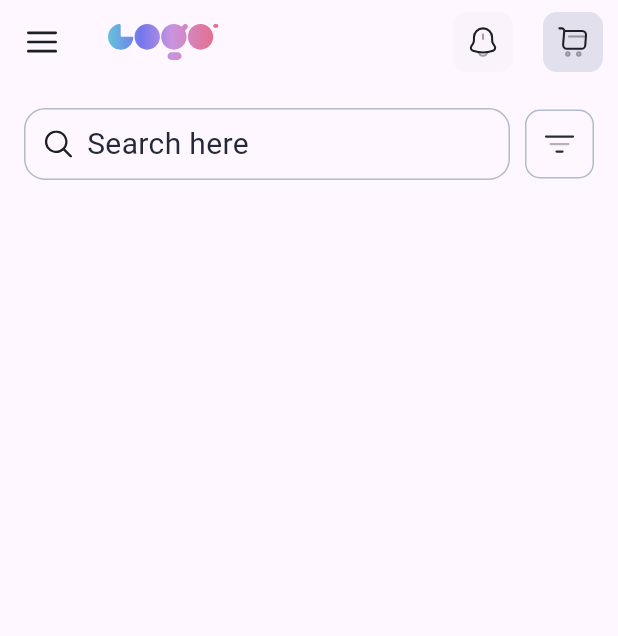
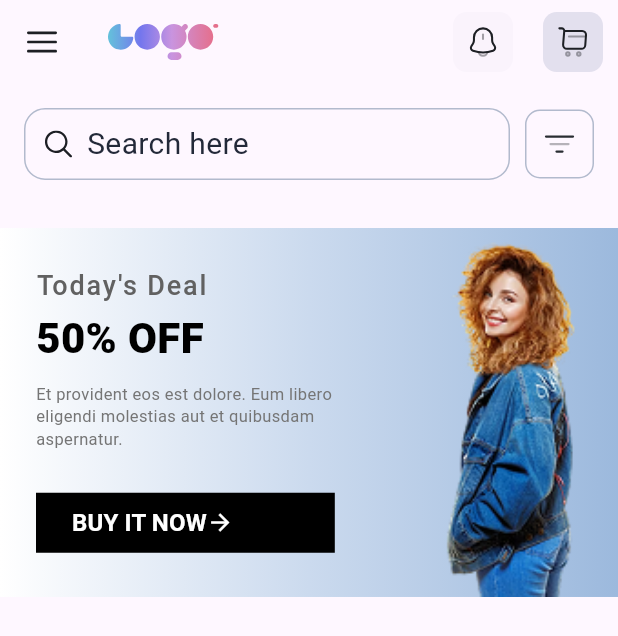
Before and after one commit to ahmedjalambo-dev/code2career_flutter, a Flutter app: the screen it shows after launch, on a phone screen of 412 x 824 dp. Shown: the top 636 px of the screen. Run offline on Flutter 3.47's test engine with Material 3 defaults, Android fonts, the phone set to English and light mode, and no system bars; our stand-ins replace flutter_svg.

Commit message:
complete deals section

```diff
--- a/e_commerce_home_screen/lib/my_home_page.dart
+++ b/e_commerce_home_screen/lib/my_home_page.dart
@@ -24,13 +24,11 @@ class MyHomePage extends StatelessWidget {
           ),
         ],
       ),
-      body: Padding(
-        padding: const EdgeInsets.all(16.0),
-
-        /// search and sort
-        child: Column(
-          children: [
-            Row(
+      body: Column(
+        children: [
+          Padding(
+            padding: const EdgeInsets.all(16.0),
+            child: Row(
               spacing: 10,
               children: [
                 Expanded(
@@ -72,8 +70,103 @@ class MyHomePage extends StatelessWidget {
                 ),
               ],
             ),
-          ],
-        ),
+          ),
+          SizedBox(height: 16),
+          Container(
+            decoration: BoxDecoration(
+              gradient: LinearGradient(
+                colors: [Colors.white, Color(0xffCBDAEE), Color(0xff9cb9dd)],
+                begin: Alignment.centerLeft,
+                end: Alignment.centerRight,
+              ),
+            ),
+            child: Row(
+              children: [
+                // Left side - Text content
+                Expanded(
+                  flex: 3,
+                  child: Padding(
+                    padding: const EdgeInsets.all(24),
+                    child: Column(
+                      crossAxisAlignment: CrossAxisAlignment.start,
+                      mainAxisAlignment: MainAxisAlignment.center,
+                      children: [
+                        // "Today's Deal" text
+                        Text(
+                          "Today's Deal",
+                          style: TextStyle(
+                            fontSize: 18,
+                            fontWeight: FontWeight.w500,
+                            color: Colors.grey[700],
+                            letterSpacing: 1.2,
+                          ),
+                        ),
+                        const SizedBox(height: 8),
+
+                        // "50% OFF" text
+                        const Text(
+                          "50% OFF",
+                          style: TextStyle(
+                            fontSize: 28,
+                            fontWeight: FontWeight.w900,
+                            color: Colors.black,
+                            height: 1.0,
+                          ),
+                        ),
+                        const SizedBox(height: 16),
+
+                        // Description text (Lorem ipsum)
+                        Text(
+                          "Et provident eos est dolore. Eum libero eligendi molestias aut et quibusdam aspernatur.",
+                          style: TextStyle(
+                            fontSize: 11,
+                            color: Colors.grey[600],
+                            height: 1.4,
+                          ),
+                        ),
+                        const SizedBox(height: 24),
+
+                        // CTA Button
+                        ElevatedButton(
+                          onPressed: () {},
+                          style: ElevatedButton.styleFrom(
+                            backgroundColor: Colors.black,
+                            foregroundColor: Colors.white,
+                            shape: RoundedRectangleBorder(
+                              borderRadius: BorderRadius.circular(0),
+                            ),
+                            elevation: 0,
+                          ),
+                          child: Row(
+                            children: [
+                              const Text(
+                                "BUY IT NOW",
+                                style: TextStyle(
+                                  fontSize: 16,
+                                  fontWeight: FontWeight.w700,
+                                ),
+                              ),
+                              Icon(Icons.arrow_forward),
+                            ],
+                          ),
+                        ),
+                      ],
+                    ),
+                  ),
+                ),
+
+                // Right side - Image
+                Expanded(
+                  flex: 2,
+                  child: Image.asset(
+                    'assets/images/woman.png',
+                    fit: BoxFit.fill,
+                  ),
+                ),
+              ],
+            ),
+          ),
+        ],
       ),
     );
   }
```
Also changed, not shown: e_commerce_home_screen/assets/images/woman.png (added).
